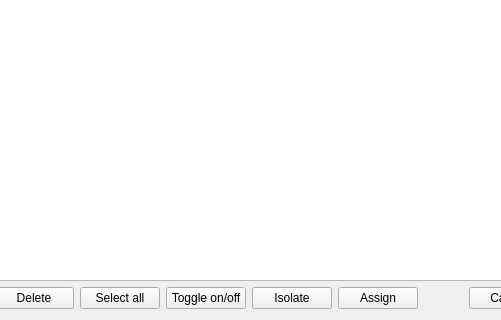
Old version of the form src/Mod/BIM/Resources/ui/dialogLayersIFC.ui in the repository southseact-3d/fcd; both pictures show x 149 to 650 and y 135 to 455 of the 795 by 455 pixel window.
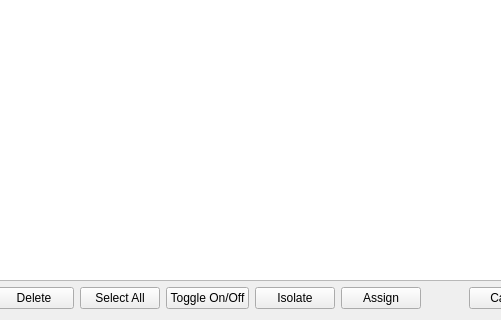
New version of the form.

Patch:
```diff
--- a/src/Mod/BIM/Resources/ui/dialogLayersIFC.ui
+++ b/src/Mod/BIM/Resources/ui/dialogLayersIFC.ui
@@ -50,14 +50,14 @@
      <item>
       <widget class="QPushButton" name="buttonSelectAll">
        <property name="text">
-        <string>Select all</string>
+        <string>Select All</string>
        </property>
       </widget>
      </item>
      <item>
       <widget class="QPushButton" name="buttonToggle">
        <property name="text">
-        <string>Toggle on/off</string>
+        <string>Toggle On/Off</string>
        </property>
       </widget>
      </item>
```
Left out of the diff: 2 changed lines with no effect on the pictures.
